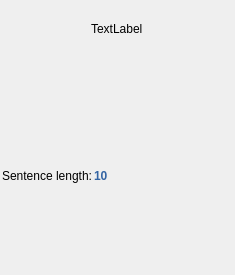
Above: ui/readability_widget.ui from zkovari/plotlyst before the change. Below: the same form after it.
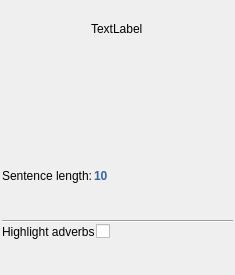
That is the form after the change. Custom widgets are drawn as their Qt base class.

Commit message: Highlight adverbs, closes #136

```diff
--- a/ui/readability_widget.ui
+++ b/ui/readability_widget.ui
@@ -117,8 +117,43 @@
      </item>
     </layout>
    </item>
+   <item>
+    <widget class="Line" name="line">
+     <property name="orientation">
+      <enum>Qt::Horizontal</enum>
+     </property>
+    </widget>
+   </item>
+   <item>
+    <layout class="QFormLayout" name="formLayout_2">
+     <item row="0" column="0">
+      <widget class="QLabel" name="label_2">
+       <property name="text">
+        <string>Highlight adverbs</string>
+       </property>
+      </widget>
+     </item>
+     <item row="0" column="1">
+      <widget class="Toggle" name="cbAdverbs">
+       <property name="sizePolicy">
+        <sizepolicy hsizetype="Maximum" vsizetype="Fixed">
+         <horstretch>0</horstretch>
+         <verstretch>0</verstretch>
+        </sizepolicy>
+       </property>
+      </widget>
+     </item>
+    </layout>
+   </item>
   </layout>
  </widget>
+ <customwidgets>
+  <customwidget>
+   <class>Toggle</class>
+   <extends>QCheckBox</extends>
+   <header>src.main.python.plotlyst.view.widget.input</header>
+  </customwidget>
+ </customwidgets>
  <resources/>
  <connections/>
 </ui>
```
The commit also changes 3 other files.
